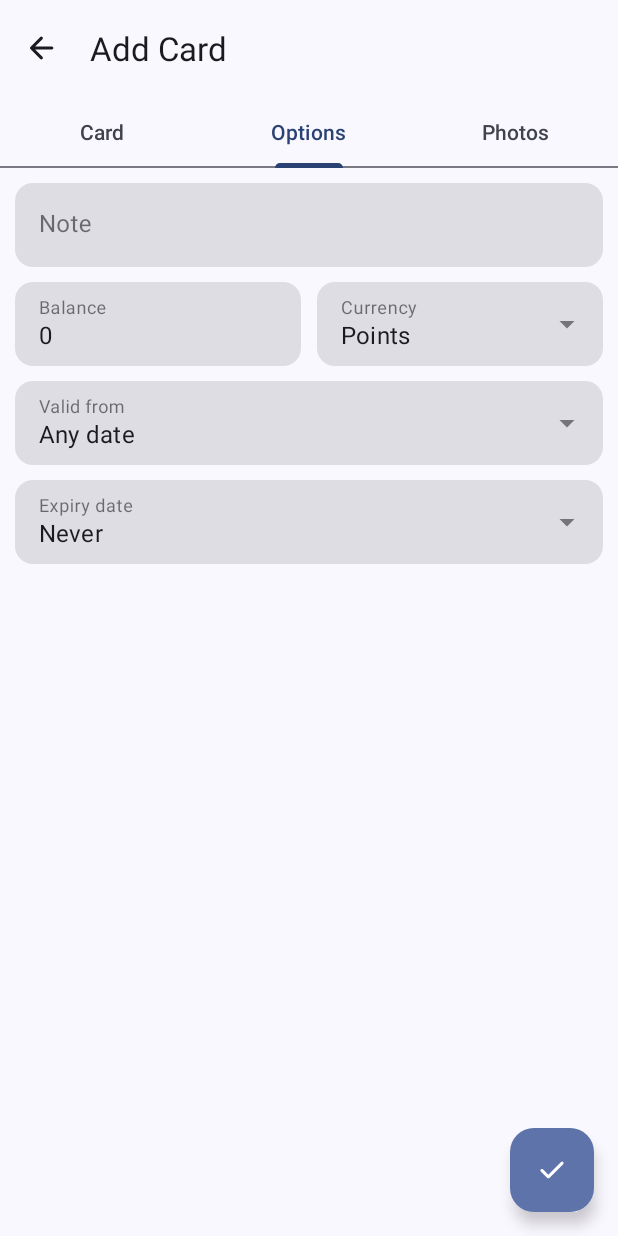
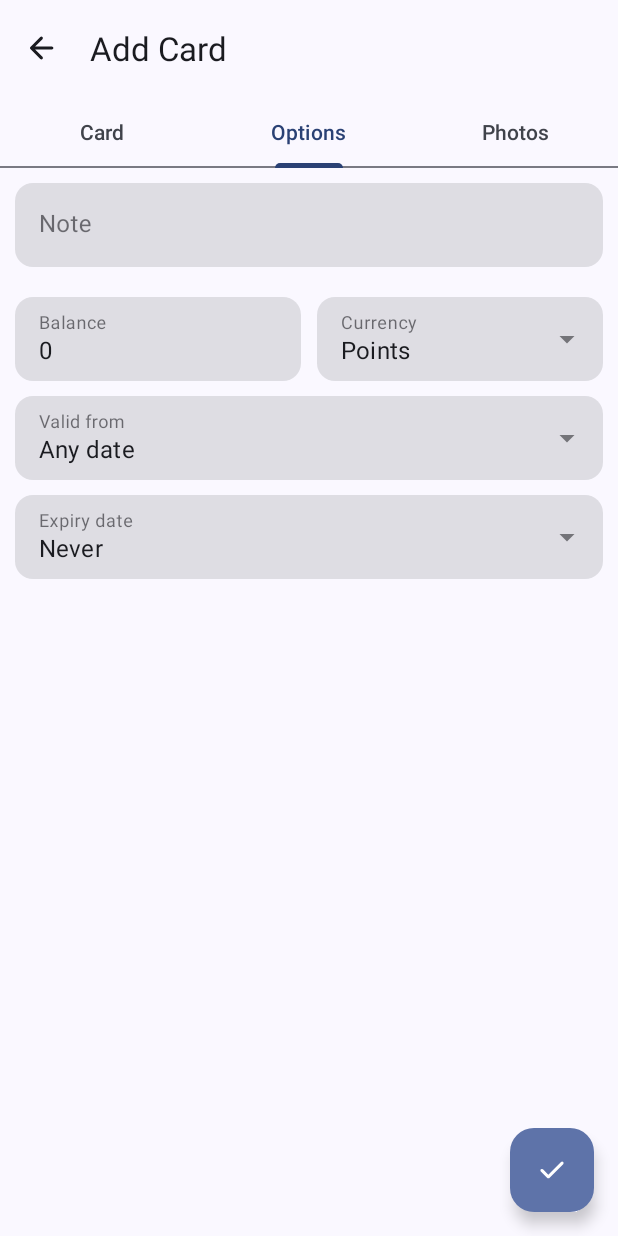
Before and after one commit to ziadOUA/zCard-Old, an Android app: the LoyaltyCardEditActivity screen opened directly, with no data from a screen before it, tab 2 chosen, on a phone screen of 412 x 824 dp. Run offline under Robolectric (Android 15) with nearby library versions, the phone set to English and light mode, and no system bars; libraries missing offline, so code that uses them is left out: androidx.palette.graphics, com.jaredrummler.android, com.yalantis.ucrop; 1 statement that could not run was skipped.

Commit message:
Fixed the padding of the group chips

```diff
--- a/app/src/main/res/layout/loyalty_card_edit_activity.xml
+++ b/app/src/main/res/layout/loyalty_card_edit_activity.xml
@@ -235,6 +235,7 @@
                 <LinearLayout
                     android:layout_width="match_parent"
                     android:layout_height="wrap_content"
+                    android:paddingTop="@dimen/inputPadding"
                     android:paddingHorizontal="@dimen/inputPadding"
                     android:orientation="horizontal">
                     <!-- Balance -->
```
